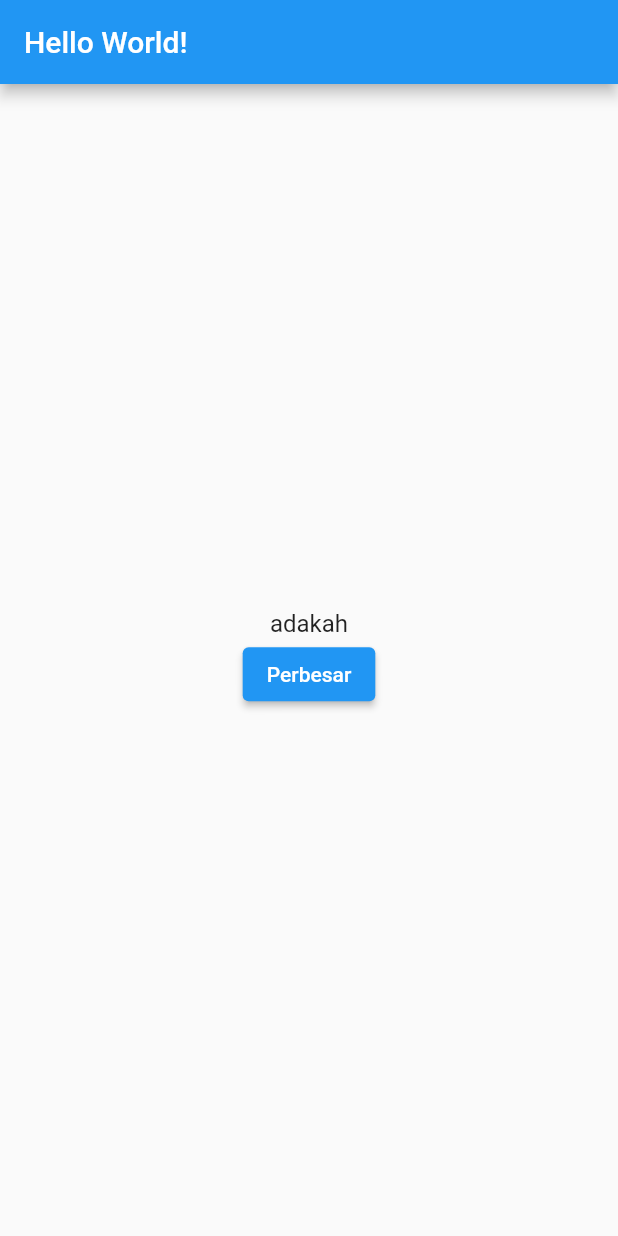
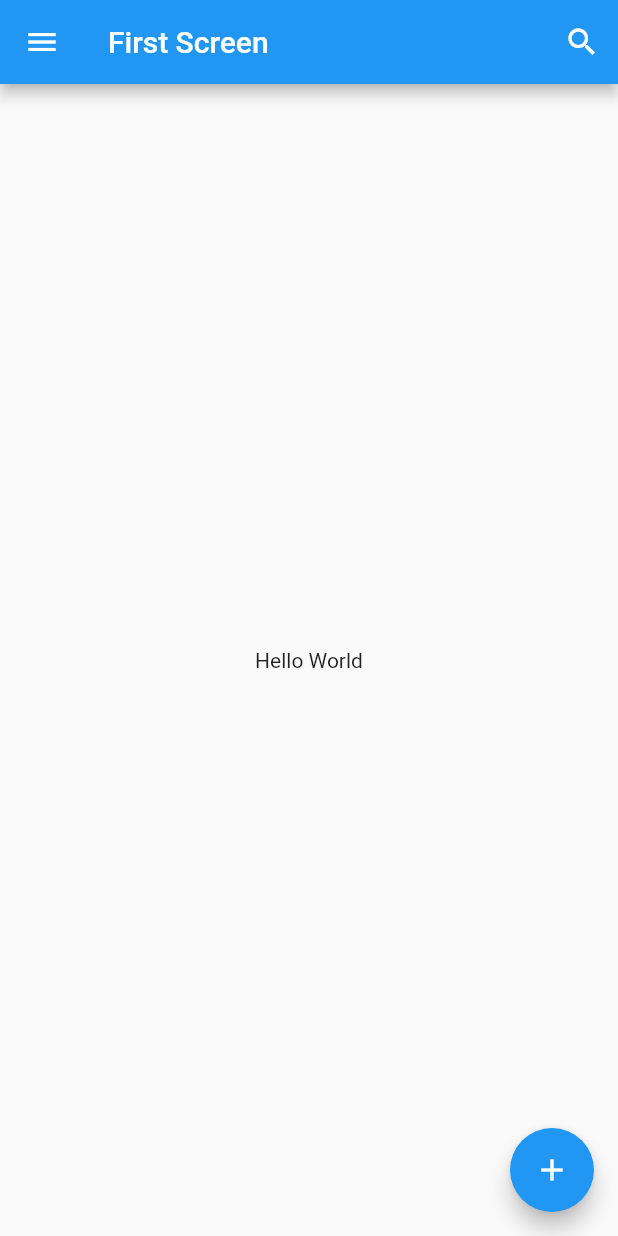
Before and after one commit to bayazidsustami/basic_training_flutter, a Flutter app: the screen it shows after launch, on a phone screen of 412 x 824 dp. Run offline on Flutter 3.47's test engine with Material 2 defaults, Android fonts, the phone set to English and light mode, and no system bars.

Commit message:
learn scaffold

```diff
--- a/lib/main.dart
+++ b/lib/main.dart
@@ -10,72 +10,40 @@ class MyApp extends StatelessWidget{
       theme: ThemeData(
         primarySwatch: Colors.blue
       ),
-      home: Scaffold(
-        appBar: AppBar(
-          title: Text('Hello World!'),
-        ),
-        body: Center(
-          child: BiggerText(
-            text: 'adakah',
-          ),
-        ),
-      ),
+      home: FirstScreen(),
     );
   }
 }
 
-
-//contoh stateless widget
-class Heading extends StatelessWidget{
-  final String textOfHeading;
-
-  Heading({this.textOfHeading});
-
+class FirstScreen extends StatelessWidget{
   @override
   Widget build(BuildContext context) {
-    return Text(
-      textOfHeading,
-      style: TextStyle(
-        fontSize: 24.0,
-        fontWeight: FontWeight.bold
+    return Scaffold(
+      appBar: AppBar(
+        leading:IconButton(
+          icon: Icon(
+            Icons.menu,
+            color: Colors.white,
+          ), onPressed: () {  },
+        ) ,
+        title: Text('First Screen'),
+        actions: <Widget>[
+          IconButton(
+            icon: Icon(
+              Icons.search,
+              color: Colors.white,
+            ), onPressed: () {  },
+          )
+        ],
+      ),
+      body: Center(
+        child: Text('Hello World'),
+      ),
+      floatingActionButton: FloatingActionButton(
+        onPressed: () {  },
+        child: Icon(Icons.add),
       ),
     );
   }
 
 }
-
-//conteh stateful widget
-class BiggerText extends StatefulWidget{
-
-  final String text;
-
-  const BiggerText({this.text});
-
-  @override
-  State<StatefulWidget> createState() {
-    return _BiggerTextState();
-  }
-
-}
-
-class _BiggerTextState extends State<BiggerText>{
-  double _textSize= 16.0;
-
-  @override
-  Widget build(BuildContext context) {
-    return Column(
-      mainAxisAlignment: MainAxisAlignment.center,
-      children: <Widget>[
-        Text(widget.text, style: TextStyle(fontSize: _textSize)),
-        ElevatedButton(
-            onPressed: (){
-              setState(() {
-                _textSize = 32.0;
-              });
-            },
-            child: Text("Perbesar"))
-      ],
-    );
-  }
-
-}
```
